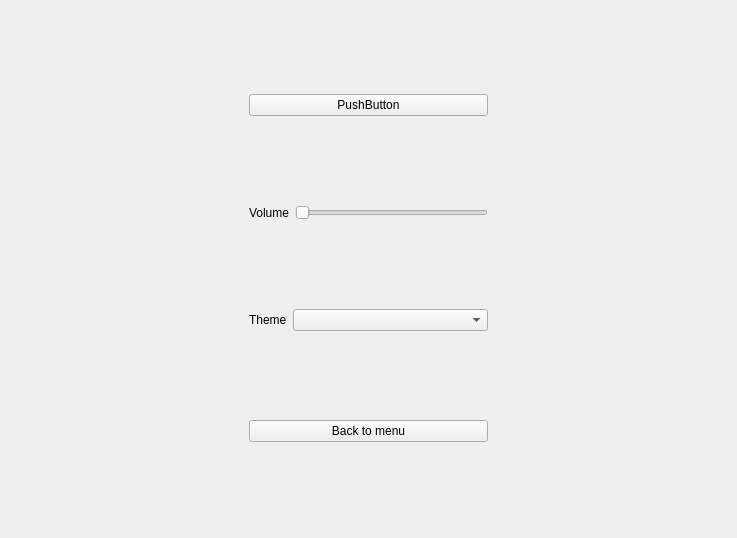
Before: the Qt Designer form settings.ui in Tock15/FEMjump, drawn with Qt 5.
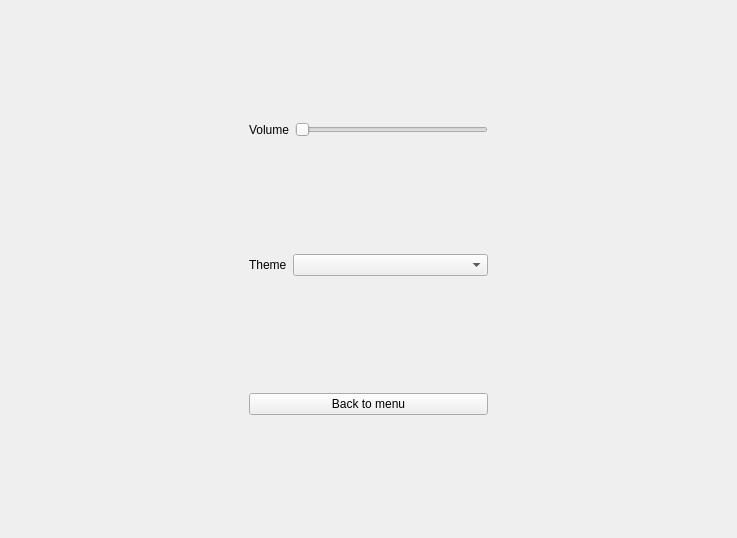
After: the same form once the commit is applied.

What changed in the file:
```diff
--- a/settings.ui
+++ b/settings.ui
@@ -30,15 +30,7 @@
    <item>
     <layout class="QVBoxLayout" name="verticalLayout_2">
      <item>
-      <layout class="QHBoxLayout" name="horizontalLayout_4">
-       <item>
-        <widget class="QPushButton" name="pushButton">
-         <property name="text">
-          <string>PushButton</string>
-         </property>
-        </widget>
-       </item>
-      </layout>
+      <layout class="QHBoxLayout" name="horizontalLayout_4"/>
      </item>
      <item>
       <layout class="QHBoxLayout" name="horizontalLayout_2">
```
